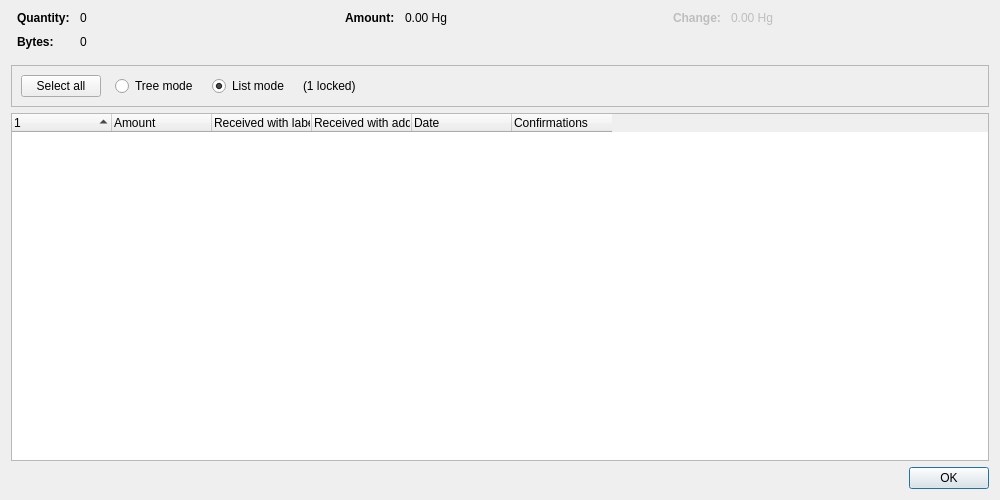
First picture: the form in src/qt/forms/coincontroldialog.ui, repository quicksilver-hg/quicksilver, before the edit.
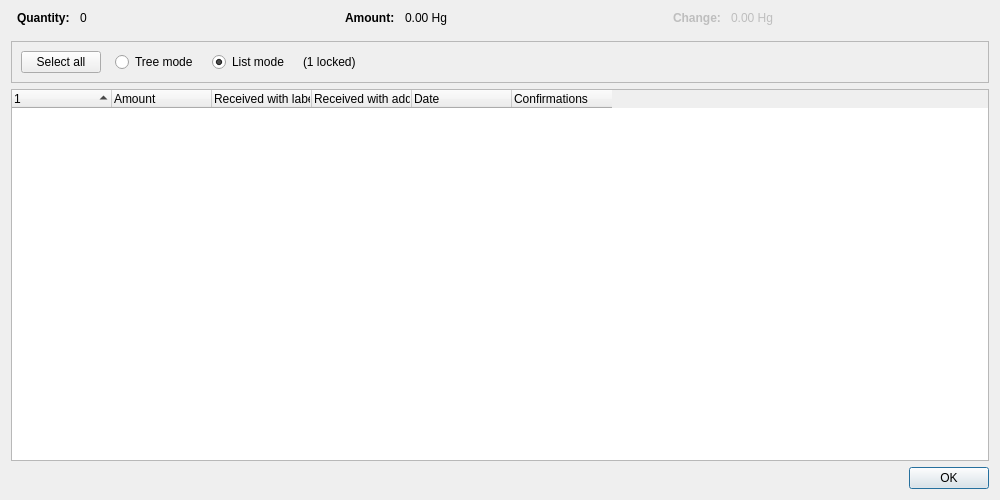
Second picture: the form after the edit. Custom widgets are drawn as their Qt base class.

```diff
--- a/src/qt/forms/coincontroldialog.ui
+++ b/src/qt/forms/coincontroldialog.ui
@@ -15,7 +15,7 @@
   </property>
   <layout class="QVBoxLayout" name="verticalLayout">
    <item>
-    <layout class="QHBoxLayout" name="horizontalLayoutTop" stretch="0,0,0,0">
+    <layout class="QHBoxLayout" name="horizontalLayoutTop">
      <property name="topMargin">
       <number>0</number>
      </property>
@@ -68,35 +68,6 @@
          </property>
         </widget>
        </item>
-       <item row="1" column="0">
-        <widget class="QLabel" name="labelCoinControlBytesText">
-         <property name="font">
-          <font>
-           <weight>75</weight>
-           <bold>true</bold>
-          </font>
-         </property>
-         <property name="text">
-          <string>Bytes:</string>
-         </property>
-        </widget>
-       </item>
-       <item row="1" column="1">
-        <widget class="QLabel" name="labelCoinControlBytes">
-         <property name="cursor">
-          <cursorShape>IBeamCursor</cursorShape>
-         </property>
-         <property name="contextMenuPolicy">
-          <enum>Qt::ActionsContextMenu</enum>
-         </property>
-         <property name="text">
-          <string notr="true">0</string>
-         </property>
-         <property name="textInteractionFlags">
-          <set>Qt::LinksAccessibleByMouse|Qt::TextSelectableByKeyboard|Qt::TextSelectableByMouse</set>
-         </property>
-        </widget>
-       </item>
       </layout>
      </item>
      <item>
@@ -340,26 +311,6 @@
        <string>Confirmed</string>
       </property>
      </column>
-     <column>
-      <property name="text">
-       <string/>
-      </property>
-     </column>
-     <column>
-      <property name="text">
-       <string/>
-      </property>
-     </column>
-     <column>
-      <property name="text">
-       <string/>
-      </property>
-     </column>
-     <column>
-      <property name="text">
-       <string/>
-      </property>
-     </column>
     </widget>
    </item>
    <item>
```
Left out of the diff: 2 changed lines with no effect on the pictures.
